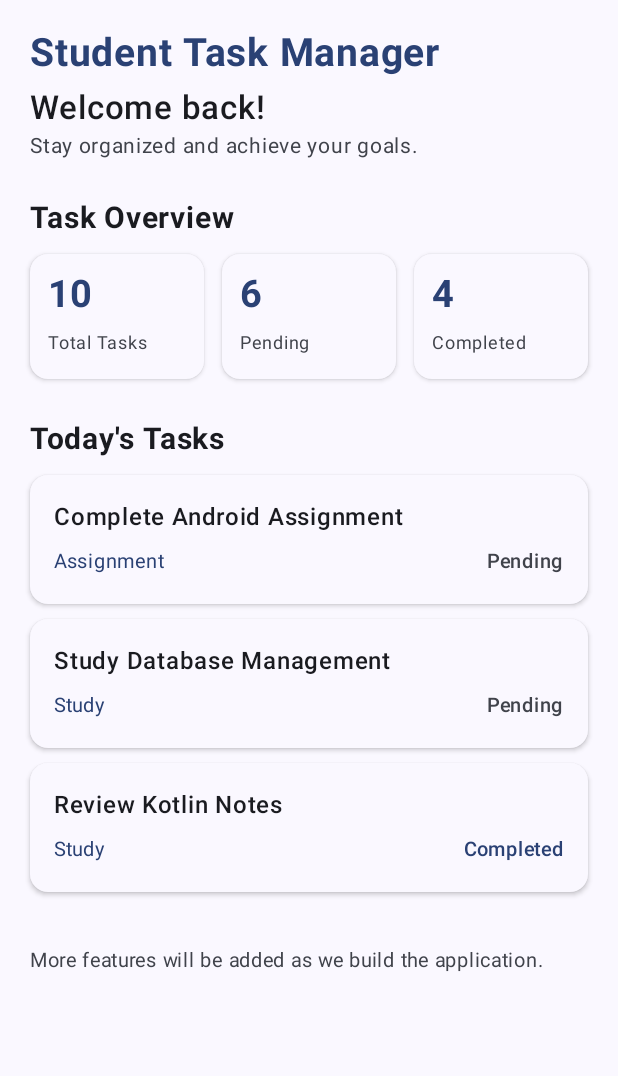
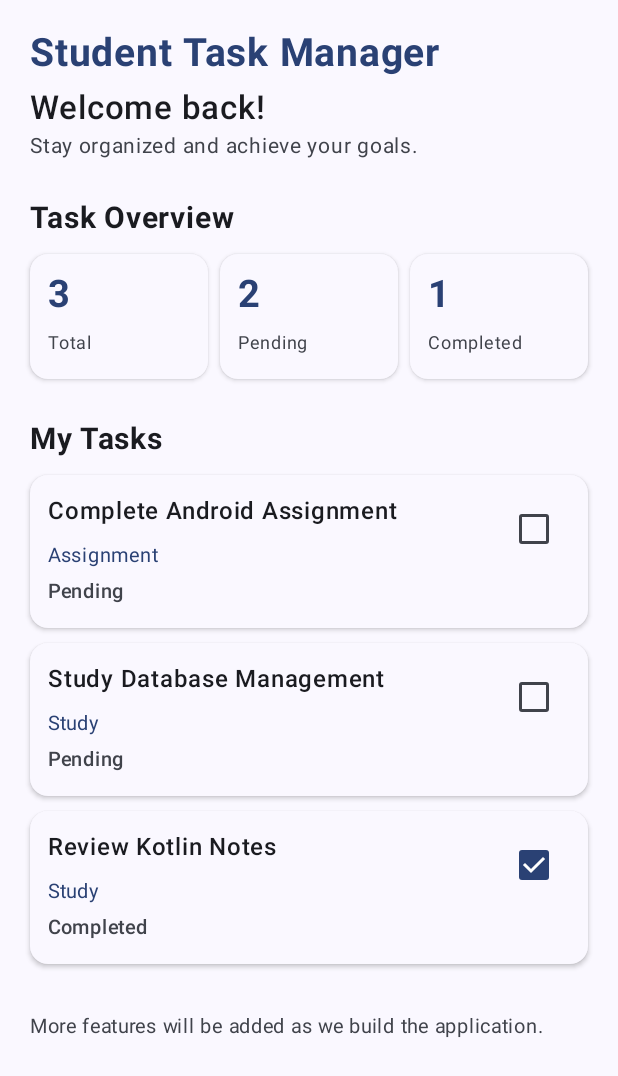
Before and after one commit to ThenuriPerera/MobileDevelopmentSample1, an Android app built with Jetpack Compose: the screen it shows after launch (MainActivity), on a phone screen of 412 x 824 dp. Shown: the top 1076 px of the screen. Run offline under Robolectric (Android 15) with nearby library versions, the phone set to English and light mode, and no system bars.

Commit message:
Make home screen task dashboard interactive

```diff
--- a/app/src/main/java/com/example/exampleproject/ui/screens/HomeScreen.kt
+++ b/app/src/main/java/com/example/exampleproject/ui/screens/HomeScreen.kt
@@ -14,18 +14,51 @@ import androidx.compose.foundation.shape.RoundedCornerShape
 import androidx.compose.foundation.verticalScroll
 import androidx.compose.material3.Card
 import androidx.compose.material3.CardDefaults
+import androidx.compose.material3.Checkbox
 import androidx.compose.material3.MaterialTheme
 import androidx.compose.material3.Scaffold
-import androidx.compose.material3.Surface
 import androidx.compose.material3.Text
 import androidx.compose.runtime.Composable
+import androidx.compose.runtime.mutableStateListOf
+import androidx.compose.runtime.remember
 import androidx.compose.ui.Modifier
 import androidx.compose.ui.text.font.FontWeight
 import androidx.compose.ui.unit.dp
 import androidx.compose.ui.unit.sp
+import com.example.exampleproject.data.model.Task
 
 @Composable
 fun HomeScreen() {
+
+    // Sample task data
+    val tasks = remember {
+        mutableStateListOf(
+            Task(
+                id = 1,
+                title = "Complete Android Assignment",
+                description = "Finish the mobile development assignment",
+                category = "Assignment"
+            ),
+            Task(
+                id = 2,
+                title = "Study Database Management",
+                description = "Review database lecture notes",
+                category = "Study"
+            ),
+            Task(
+                id = 3,
+                title = "Review Kotlin Notes",
+                description = "Study Kotlin programming concepts",
+                category = "Study",
+                isCompleted = true
+            )
+        )
+    }
+
+    // Calculate task counts automatically
+    val totalTasks = tasks.size
+    val completedTasks = tasks.count { it.isCompleted }
+    val pendingTasks = totalTasks - completedTasks
 
     Scaffold(
         modifier = Modifier.fillMaxSize()
@@ -73,24 +106,24 @@ fun HomeScreen() {
 
             Row(
                 modifier = Modifier.fillMaxWidth(),
-                horizontalArrangement = Arrangement.spacedBy(12.dp)
+                horizontalArrangement = Arrangement.spacedBy(8.dp)
             ) {
 
                 SummaryCard(
-                    title = "Total Tasks",
-                    count = "10",
+                    title = "Total",
+                    count = totalTasks,
                     modifier = Modifier.weight(1f)
                 )
 
                 SummaryCard(
                     title = "Pending",
-                    count = "6",
+                    count = pendingTasks,
                     modifier = Modifier.weight(1f)
                 )
 
                 SummaryCard(
                     title = "Completed",
-                    count = "4",
+                    count = completedTasks,
                     modifier = Modifier.weight(1f)
                 )
             }
@@ -98,32 +131,29 @@ fun HomeScreen() {
             Spacer(modifier = Modifier.height(28.dp))
 
             Text(
-                text = "Today's Tasks",
+                text = "My Tasks",
                 fontSize = 20.sp,
                 fontWeight = FontWeight.Bold
             )
 
             Spacer(modifier = Modifier.height(12.dp))
 
-            TaskItem(
-                title = "Complete Android Assignment",
-                category = "Assignment",
-                status = "Pending"
-            )
+            // Display all tasks
+            tasks.forEachIndexed { index, task ->
 
                 TaskItem(
-                title = "Study Database Management",
-                category = "Study",
-                status = "Pending"
+                    task = task,
+                    onCompletionChange = { isCompleted ->
+
+                        // Update the selected task
+                        tasks[index] = task.copy(
+                            isCompleted = isCompleted
                         )
+                    }
+                )
+            }
 
-            TaskItem(
-                title = "Review Kotlin Notes",
-                category = "Study",
-                status = "Completed"
-            )
-
-            Spacer(modifier = Modifier.height(24.dp))
+            Spacer(modifier = Modifier.height(20.dp))
 
             Text(
                 text = "More features will be added as we build the application.",
@@ -137,7 +167,7 @@ fun HomeScreen() {
 @Composable
 fun SummaryCard(
     title: String,
-    count: String,
+    count: Int,
     modifier: Modifier = Modifier
 ) {
 
@@ -157,7 +187,7 @@ fun SummaryCard(
         ) {
 
             Text(
-                text = count,
+                text = count.toString(),
                 fontSize = 25.sp,
                 fontWeight = FontWeight.Bold,
                 color = MaterialTheme.colorScheme.primary
@@ -176,9 +206,8 @@ fun SummaryCard(
 
 @Composable
 fun TaskItem(
-    title: String,
-    category: String,
-    status: String
+    task: Task,
+    onCompletionChange: (Boolean) -> Unit
 ) {
 
     Card(
@@ -195,39 +224,45 @@ fun TaskItem(
     ) {
 
         Column(
-            modifier = Modifier.padding(16.dp)
+            modifier = Modifier.padding(12.dp)
+        ) {
+
+            Row(
+                modifier = Modifier.fillMaxWidth(),
+                horizontalArrangement = Arrangement.SpaceBetween
+            ) {
+
+                Column(
+                    modifier = Modifier.weight(1f)
                 ) {
 
                     Text(
-                text = title,
+                        text = task.title,
                         fontSize = 16.sp,
                         fontWeight = FontWeight.SemiBold
                     )
 
                     Spacer(modifier = Modifier.height(6.dp))
 
-            Row(
-                modifier = Modifier.fillMaxWidth(),
-                horizontalArrangement = Arrangement.SpaceBetween
-            ) {
-
                     Text(
-                    text = category,
+                        text = task.category,
                         fontSize = 13.sp,
                         color = MaterialTheme.colorScheme.primary
                     )
+                }
+
+                Checkbox(
+                    checked = task.isCompleted,
+                    onCheckedChange = onCompletionChange
+                )
+            }
 
             Text(
-                    text = status,
+                text = if (task.isCompleted) "Completed" else "Pending",
                 fontSize = 13.sp,
                 fontWeight = FontWeight.Medium,
-                    color = if (status == "Completed") {
-                        MaterialTheme.colorScheme.primary
-                    } else {
-                        MaterialTheme.colorScheme.onSurfaceVariant
-                    }
+                color = MaterialTheme.colorScheme.onSurfaceVariant
             )
         }
     }
 }
-}
```
Lines whose indentation alone changed are shown as unchanged.
